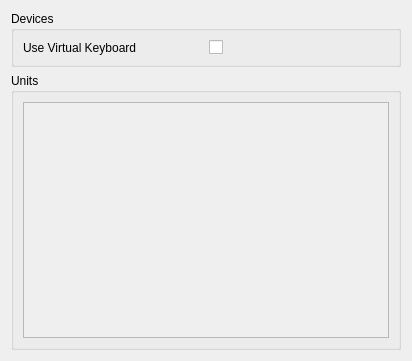
This is ui/settings/Main.ui in OpenFairWind/FairWindSK as Qt 5 draws it before an edit. The edited form follows.
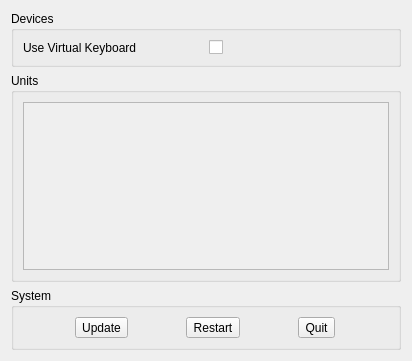
This is the edited form.

Commit message: Added Update, Restart, and Quit buttons. ToDo: Implement check for updates. ToDo: Add toolbutton icons.

The edit to the form file:
```diff
--- a/ui/settings/Main.ui
+++ b/ui/settings/Main.ui
@@ -34,11 +34,10 @@
            <x>0</x>
            <y>0</y>
            <width>356</width>
-           <height>240</height>
+           <height>151</height>
           </rect>
          </property>
-         <layout class="QGridLayout" name="gridLayout_Measures">
-         </layout>
+         <layout class="QGridLayout" name="gridLayout_Measures"/>
         </widget>
        </widget>
       </item>
@@ -74,6 +73,42 @@
      </layout>
     </widget>
    </item>
+   <item row="2" column="0">
+    <widget class="QGroupBox" name="groupBox_System">
+     <property name="sizePolicy">
+      <sizepolicy hsizetype="Preferred" vsizetype="Preferred">
+       <horstretch>0</horstretch>
+       <verstretch>0</verstretch>
+      </sizepolicy>
+     </property>
+     <property name="title">
+      <string>System</string>
+     </property>
+     <layout class="QGridLayout" name="gridLayout_System">
+      <item row="0" column="0">
+       <widget class="QToolButton" name="toolButton_Update">
+        <property name="text">
+         <string>Update</string>
+        </property>
+       </widget>
+      </item>
+      <item row="0" column="1">
+       <widget class="QToolButton" name="toolButton_Restart">
+        <property name="text">
+         <string>Restart</string>
+        </property>
+       </widget>
+      </item>
+      <item row="0" column="2">
+       <widget class="QToolButton" name="toolButton_Quit">
+        <property name="text">
+         <string>Quit</string>
+        </property>
+       </widget>
+      </item>
+     </layout>
+    </widget>
+   </item>
   </layout>
  </widget>
  <resources/>
```
The commit also changes 2 other files.
